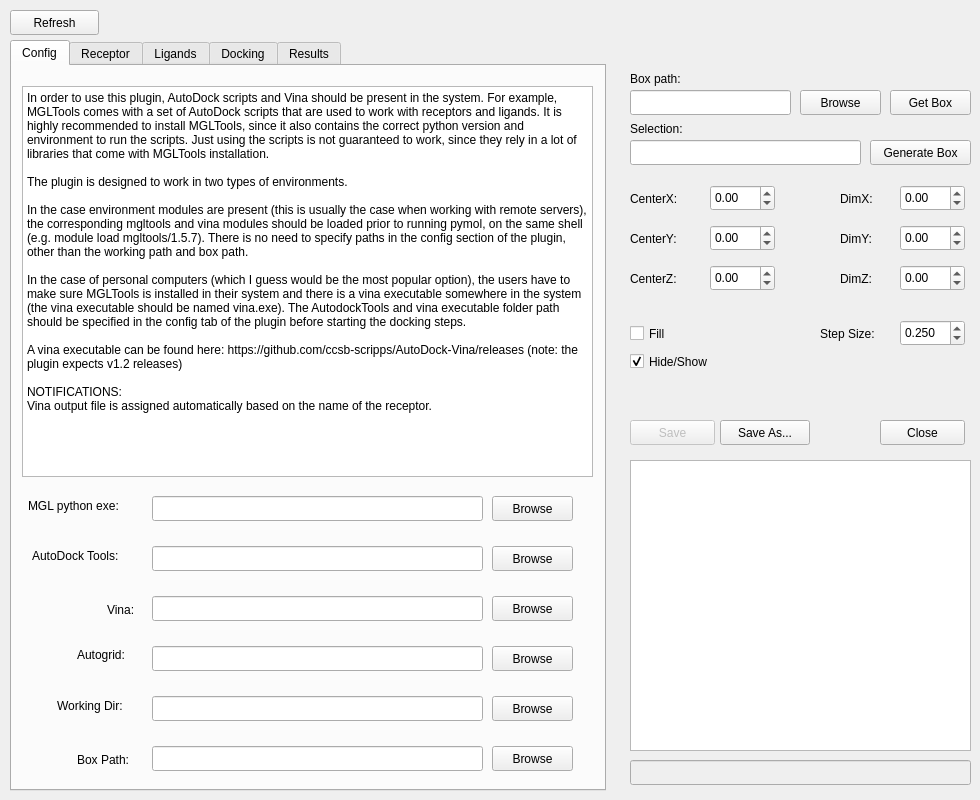
Before: the Qt Designer form demowidget.ui in gjonwick/MAGI-Dock, drawn with Qt 5.
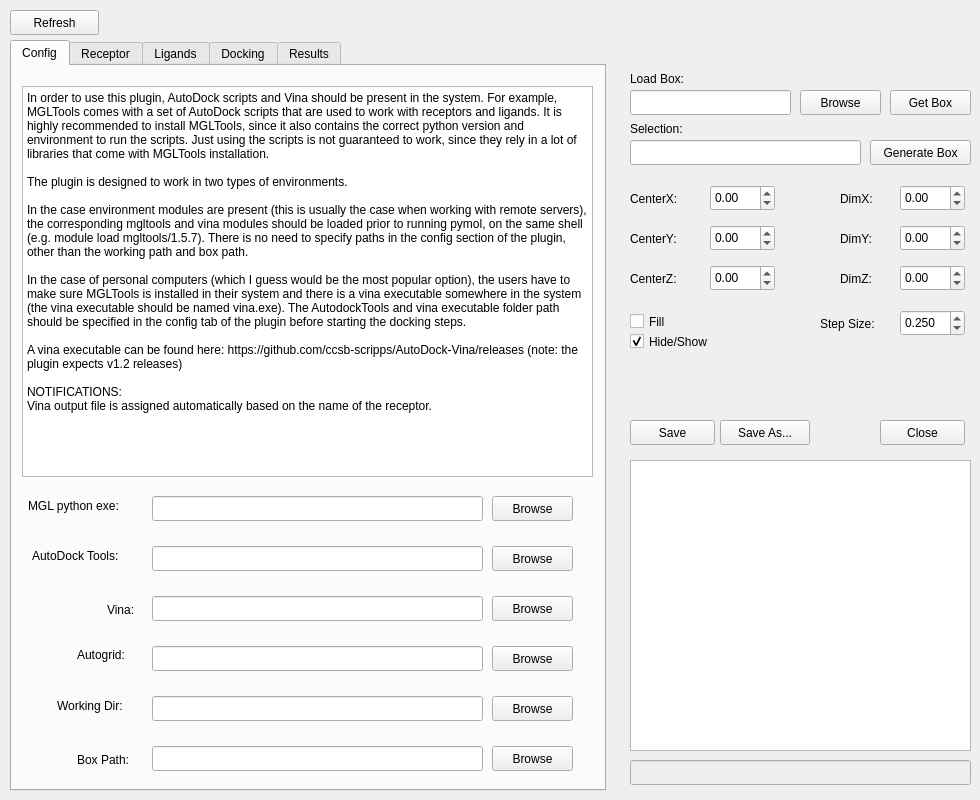
After: the same form once the commit is applied. Icons and pictures are not drawn.

Commit message: Updated config, and box. New issue found when getting results after flex docking

```diff
--- a/demowidget.ui
+++ b/demowidget.ui
@@ -248,7 +248,7 @@
   </widget>
   <widget class="QPushButton" name="save_btn">
    <property name="enabled">
-    <bool>false</bool>
+    <bool>true</bool>
    </property>
    <property name="geometry">
     <rect>
@@ -327,7 +327,7 @@
    <property name="geometry">
     <rect>
      <x>900</x>
-     <y>320</y>
+     <y>310</y>
      <width>65</width>
      <height>26</height>
     </rect>
@@ -349,7 +349,7 @@
    <property name="geometry">
     <rect>
      <x>820</x>
-     <y>325</y>
+     <y>315</y>
      <width>67</width>
      <height>17</height>
     </rect>
@@ -365,7 +365,7 @@
    <property name="geometry">
     <rect>
      <x>630</x>
-     <y>350</y>
+     <y>330</y>
      <width>101</width>
      <height>23</height>
     </rect>
@@ -1626,7 +1626,7 @@
    <property name="geometry">
     <rect>
      <x>630</x>
-     <y>322</y>
+     <y>310</y>
      <width>51</width>
      <height>23</height>
     </rect>
@@ -1687,7 +1687,7 @@
     </rect>
    </property>
    <property name="text">
-    <string>Box path:</string>
+    <string>Load Box:</string>
    </property>
   </widget>
   <widget class="QLineEdit" name="shellInput_txt">
```
Left out of the diff: 3 changed lines with no effect on the pictures. The commit also changes 1 other file.
